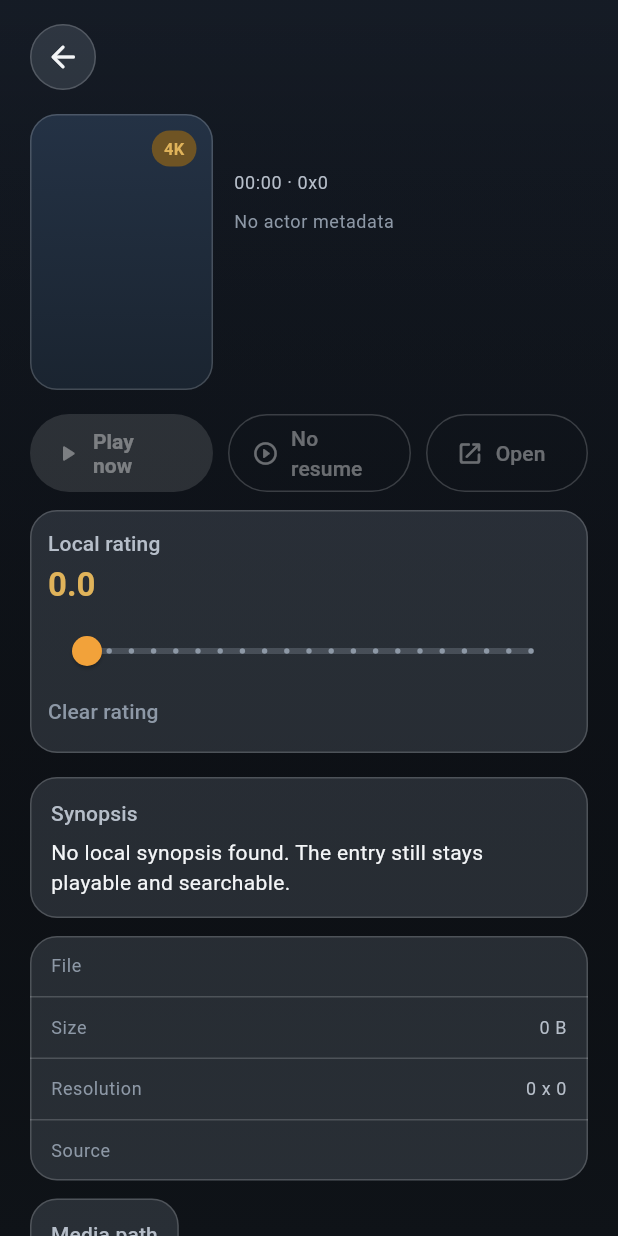
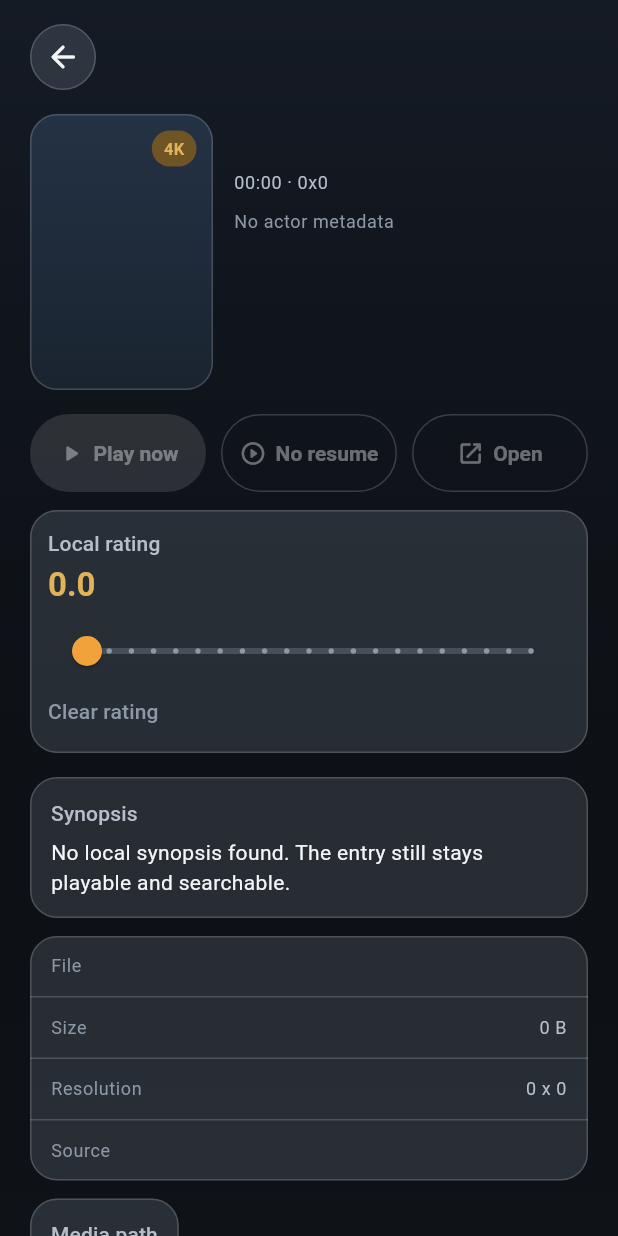
Before and after one commit to BenjaminNH/OneShelf, a Flutter app: the DetailPage screen opened directly with empty values, on a phone screen of 412 x 824 dp. Run offline on Flutter 3.47's test engine with Material 3 defaults, Android fonts, the phone set to English and light mode, and no system bars; our stand-ins replace drift, drift_flutter, flutter_riverpod, video_player; missing offline and left inert: docman; accounts and stored records are empty; generated files the repository leaves out were written again; Roboto replaces fonts that are missing (Noto Sans SC).

Commit message:
fix: prevent detail action label wrapping

```diff
--- a/lib/src/features/detail/presentation/detail_page.dart
+++ b/lib/src/features/detail/presentation/detail_page.dart
@@ -303,46 +303,89 @@ class _ActionRow extends StatelessWidget {
     return Row(
       children: [
         Expanded(
-          child: FilledButton.icon(
+          child: _ActionButton(
             onPressed: onPlay,
-            icon: const Icon(Icons.play_arrow_rounded),
-            label: const Text('Play now'),
-            style: FilledButton.styleFrom(
-              minimumSize: const Size.fromHeight(52),
-              backgroundColor: AppPalette.accent,
-              foregroundColor: AppPalette.bg,
-              textStyle: const TextStyle(fontWeight: FontWeight.w700),
-            ),
+            icon: Icons.play_arrow_rounded,
+            label: 'Play now',
+            filled: true,
           ),
         ),
         const SizedBox(width: 10),
         Expanded(
-          child: OutlinedButton.icon(
+          child: _ActionButton(
             onPressed: hasResume ? onContinuePlay : null,
-            icon: const Icon(Icons.play_circle_outline_rounded),
-            label: Text(hasResume ? 'Continue' : 'No resume'),
-            style: OutlinedButton.styleFrom(
-              minimumSize: const Size.fromHeight(52),
-              foregroundColor: AppPalette.textPrimary,
-              side: const BorderSide(color: AppPalette.glassBorder),
-            ),
+            icon: Icons.play_circle_outline_rounded,
+            label: hasResume ? 'Continue' : 'No resume',
           ),
         ),
         const SizedBox(width: 10),
-        SizedBox(
-          width: 108,
-          child: OutlinedButton.icon(
+        Expanded(
+          child: _ActionButton(
             onPressed: onOpenExternal,
-            icon: const Icon(Icons.open_in_new_rounded, size: 18),
-            label: const Text('Open'),
-            style: OutlinedButton.styleFrom(
-              minimumSize: const Size.fromHeight(52),
-              foregroundColor: AppPalette.textPrimary,
-              side: const BorderSide(color: AppPalette.glassBorder),
-            ),
+            icon: Icons.open_in_new_rounded,
+            label: 'Open',
           ),
         ),
       ],
+    );
+  }
+}
+
+class _ActionButton extends StatelessWidget {
+  const _ActionButton({
+    required this.onPressed,
+    required this.icon,
+    required this.label,
+    this.filled = false,
+  });
+
+  final VoidCallback? onPressed;
+  final IconData icon;
+  final String label;
+  final bool filled;
+
+  @override
+  Widget build(BuildContext context) {
+    final foregroundColor = filled ? AppPalette.bg : AppPalette.textPrimary;
+    final buttonStyle = filled
+        ? FilledButton.styleFrom(
+            minimumSize: const Size.fromHeight(52),
+            backgroundColor: AppPalette.accent,
+            foregroundColor: foregroundColor,
+            padding: const EdgeInsets.symmetric(horizontal: 10, vertical: 10),
+            textStyle: const TextStyle(fontWeight: FontWeight.w700),
+          )
+        : OutlinedButton.styleFrom(
+            minimumSize: const Size.fromHeight(52),
+            foregroundColor: foregroundColor,
+            side: const BorderSide(color: AppPalette.glassBorder),
+            padding: const EdgeInsets.symmetric(horizontal: 10, vertical: 10),
+            textStyle: const TextStyle(fontWeight: FontWeight.w600),
+          );
+
+    final child = FittedBox(
+      fit: BoxFit.scaleDown,
+      child: Row(
+        mainAxisSize: MainAxisSize.min,
+        children: [
+          Icon(icon, size: 18),
+          const SizedBox(width: 6),
+          Text(label, maxLines: 1, softWrap: false),
+        ],
+      ),
+    );
+
+    if (filled) {
+      return FilledButton(
+        onPressed: onPressed,
+        style: buttonStyle,
+        child: child,
+      );
+    }
+    return OutlinedButton(
+      onPressed: onPressed,
+      style: buttonStyle,
+      child: child,
     );
   }
 }
```
